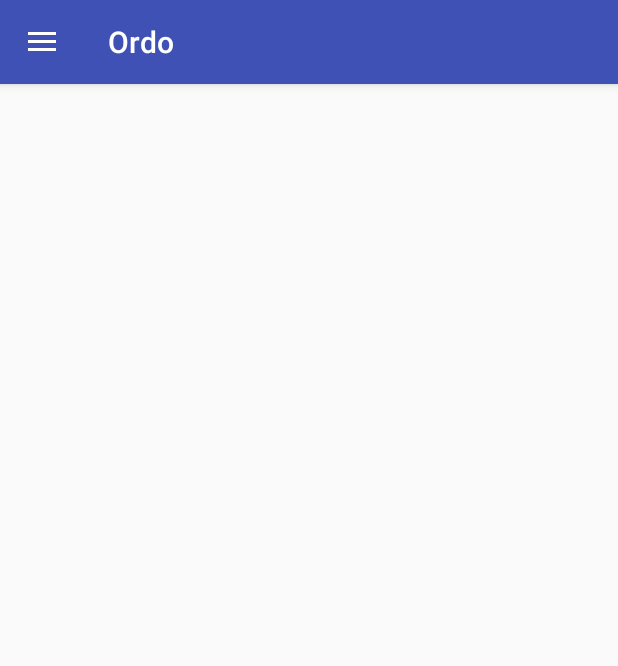
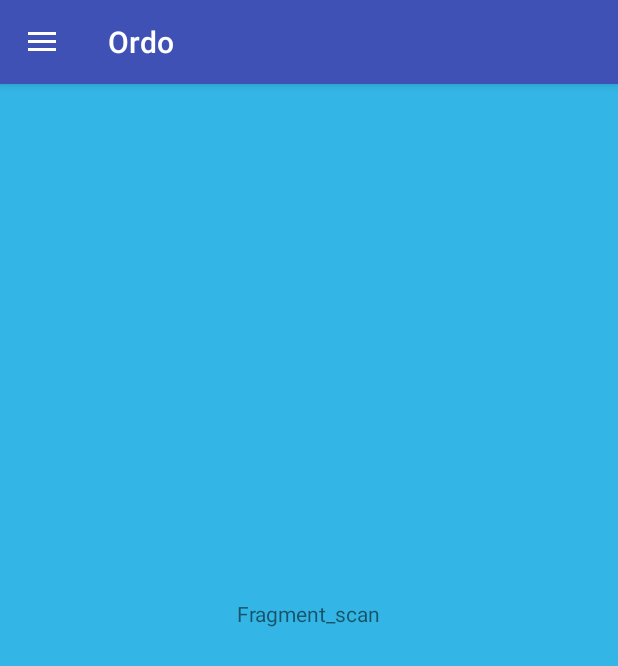
Before and after one commit to IulianCaluian/OrdoApp, an Android app: the screen it shows after launch (MainActivity), on a phone screen of 412 x 824 dp. Shown: the top 666 px of the screen. Run offline under Robolectric (Android 15) with nearby library versions, the phone set to English and light mode, and no system bars.

Commit message:
Adaugare fragmente drawer

```diff
--- a/app/src/main/java/ordo/azurewebsites/net/ordo/MainActivity.java
+++ b/app/src/main/java/ordo/azurewebsites/net/ordo/MainActivity.java
@@ -1,5 +1,10 @@
 package ordo.azurewebsites.net.ordo;
 
+import android.content.Intent;
+import android.support.annotation.NonNull;
+import android.support.design.widget.NavigationView;
+import android.support.v4.app.Fragment;
+import android.support.v4.app.FragmentManager;
 import android.support.v4.view.GravityCompat;
 import android.support.v4.widget.DrawerLayout;
 import android.support.v7.app.ActionBarDrawerToggle;
@@ -7,8 +12,9 @@ import android.support.v7.app.AppCompatActivity;
 import android.os.Bundle;
 import android.support.v7.widget.Toolbar;
 import android.view.Gravity;
+import android.view.MenuItem;
 
-public class MainActivity extends AppCompatActivity {
+public class MainActivity extends AppCompatActivity implements NavigationView.OnNavigationItemSelectedListener{
     private Toolbar mToolbar;
     private DrawerLayout drawer;
 
@@ -21,10 +27,22 @@ public class MainActivity extends AppCompatActivity {
         setSupportActionBar(mToolbar);
 
         drawer = findViewById(R.id.drawer_layout);
+        NavigationView navigationView = findViewById(R.id.nav_view);
+        navigationView.setNavigationItemSelectedListener(this);
+
         ActionBarDrawerToggle toggle = new ActionBarDrawerToggle(this,drawer,mToolbar,R.string.navigation_drawer_open,R.string.navigation_drawer_close);
 
         drawer.addDrawerListener(toggle);
         toggle.syncState();
+
+
+        FragmentManager fm = getSupportFragmentManager();
+        Fragment fragment = fm.findFragmentById(R.id.fragment_container);
+        if (fragment == null) {
+            fragment = new ScanFragment();
+            fm.beginTransaction().add(R.id.fragment_container, fragment).commit();
+            navigationView.setCheckedItem(R.id.nav_scan);
+        }
     }
 
     @Override
@@ -35,4 +53,32 @@ public class MainActivity extends AppCompatActivity {
             super.onBackPressed();
         }
     }
+
+    @Override
+    public boolean onNavigationItemSelected(@NonNull MenuItem menuItem) {
+        switch (menuItem.getItemId()){
+            case R.id.nav_scan:
+                getSupportFragmentManager().beginTransaction().replace(R.id.fragment_container,new ScanFragment()).commit();
+                break;
+            case R.id.nav_restaurant:
+                getSupportFragmentManager().beginTransaction().replace(R.id.fragment_container,new RestaurantFragment()).commit();
+                break;
+            case R.id.nav_menu:
+                getSupportFragmentManager().beginTransaction().replace(R.id.fragment_container,new MenuFragment()).commit();
+                break;
+            case R.id.nav_history:
+                getSupportFragmentManager().beginTransaction().replace(R.id.fragment_container,new HistoryFragment()).commit();
+                break;
+
+            case R.id.nav_log_off:
+                Intent intent = new Intent(this,LogInActivity.class);
+                finish();
+                startActivity(intent);
+                break;
+        }
+
+        drawer.closeDrawer(GravityCompat.START);
+
+        return true;
+    }
 }
--- /dev/null
+++ b/app/src/main/java/ordo/azurewebsites/net/ordo/ScanFragment.java
@@ -0,0 +1,18 @@
+package ordo.azurewebsites.net.ordo;
+
+import android.os.Bundle;
+import android.support.annotation.NonNull;
+import android.support.annotation.Nullable;
+import android.support.v4.app.Fragment;
+import android.view.LayoutInflater;
+import android.view.View;
+import android.view.ViewGroup;
+
+public class ScanFragment extends Fragment {
+    @Nullable
+    @Override
+    public View onCreateView(@NonNull LayoutInflater inflater, @Nullable ViewGroup container, @Nullable Bundle savedInstanceState) {
+        View view = inflater.inflate(R.layout.fragment_scan,container,false);
+        return view;
+    }
+}
--- /dev/null
+++ b/app/src/main/res/layout/fragment_scan.xml
@@ -0,0 +1,22 @@
+<?xml version="1.0" encoding="utf-8"?>
+<android.support.constraint.ConstraintLayout
+    xmlns:android="http://schemas.android.com/apk/res/android"
+    xmlns:app="http://schemas.android.com/apk/res-auto"
+    android:layout_width="match_parent"
+    android:layout_height="match_parent"
+    android:background="@android:color/holo_blue_light"
+    >
+
+    <TextView
+        android:layout_width="wrap_content"
+        android:layout_height="81dp"
+        android:layout_marginBottom="8dp"
+        android:layout_marginEnd="8dp"
+        android:layout_marginStart="8dp"
+        android:layout_marginTop="8dp"
+        android:text="Fragment_scan"
+        app:layout_constraintBottom_toBottomOf="parent"
+        app:layout_constraintEnd_toEndOf="parent"
+        app:layout_constraintStart_toStartOf="parent"
+        app:layout_constraintTop_toTopOf="parent" />
+</android.support.constraint.ConstraintLayout>
```
Also changed, not shown: app/src/main/java/ordo/azurewebsites/net/ordo/HistoryFragment.java (added, +18 -0 lines), app/src/main/java/ordo/azurewebsites/net/ordo/MenuFragment.java (added, +18 -0 lines), app/src/main/java/ordo/azurewebsites/net/ordo/RestaurantFragment.java (added, +18 -0 lines), app/src/main/res/layout/fragment_history.xml (added, +22 -0 lines), app/src/main/res/layout/fragment_menu.xml (added, +22 -0 lines), app/src/main/res/layout/fragment_restaurant.xml (added, +22 -0 lines).
